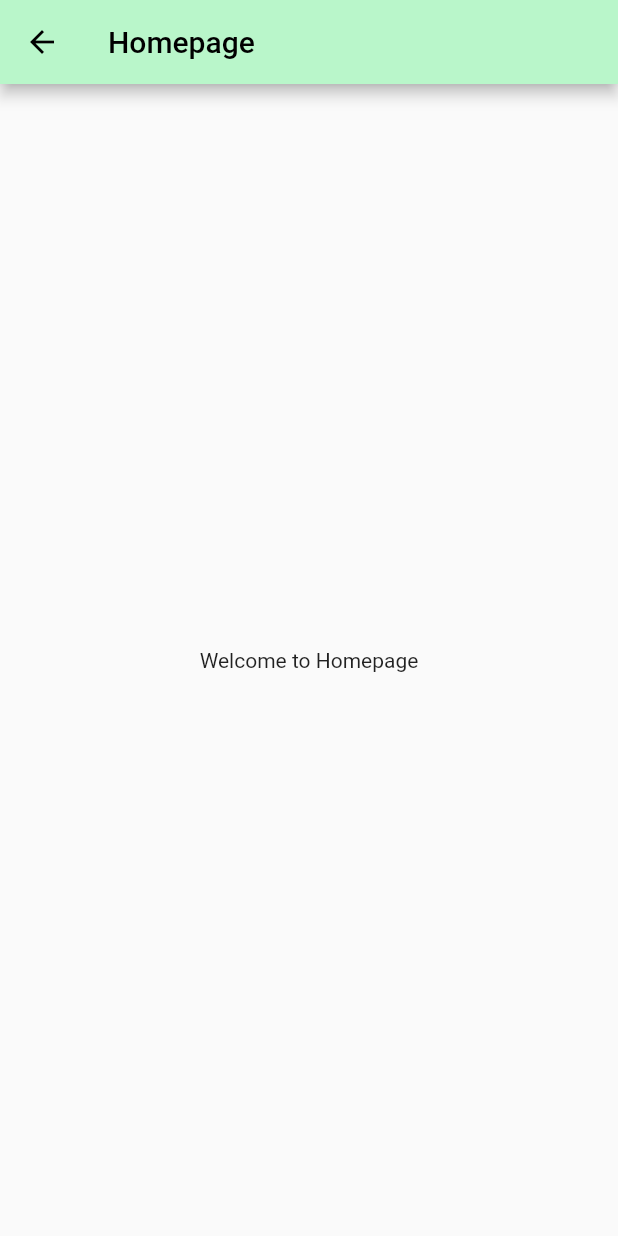
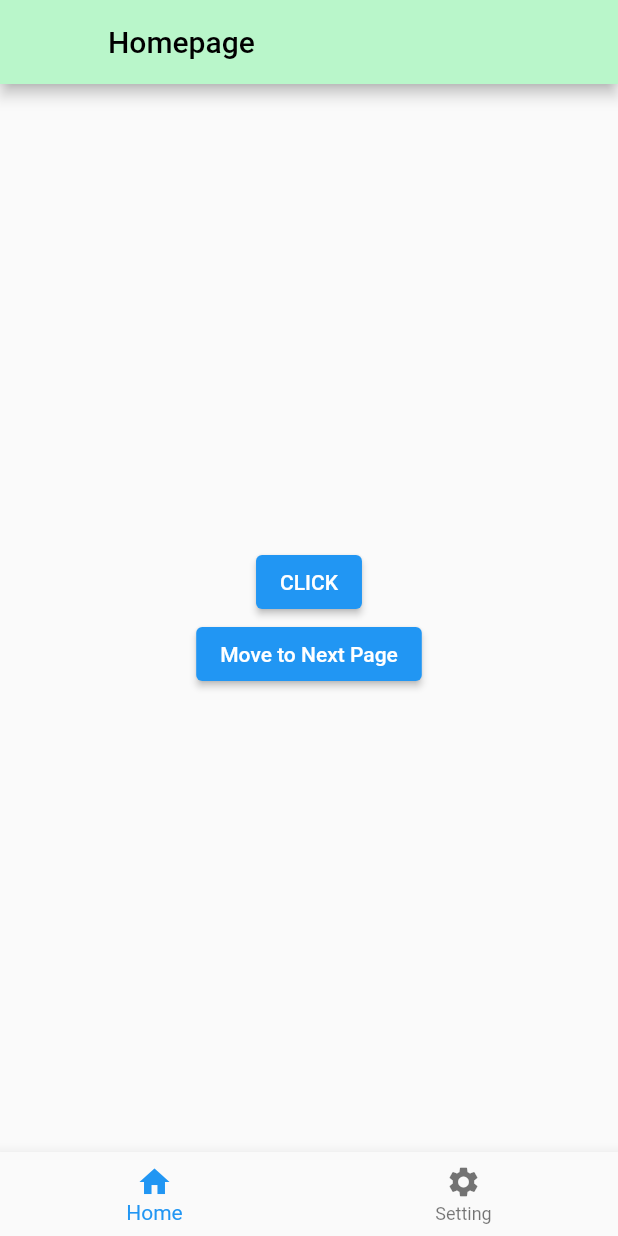
Before and after one commit to bernardrealino/flutter_base_project_template, a Flutter app: the screen it shows after launch, after a tap on "Skip", after a tap on "Done", on a phone screen of 412 x 824 dp. Run offline on Flutter 3.47's test engine with Material 2 defaults, Android fonts, the phone set to English and light mode, and no system bars; our stand-ins replace lottie, smooth_page_indicator; network calls fail.

Commit message:
Added Pages

```diff
--- a/lib/home_page.dart
+++ b/lib/home_page.dart
@@ -1,18 +1,91 @@
 import 'package:flutter/material.dart';
+import './setting_page.dart';
 
-class HomePage extends StatelessWidget {
+class HomePage extends StatefulWidget {
   const HomePage({super.key});
 
+  @override
+  State<HomePage> createState() => _HomePageState();
+}
+
+class _HomePageState extends State<HomePage> {
+  int currentIndex = 0;
+  bool _isClicked = true;
+  String buttonName = "CLICK";
   @override
   Widget build(BuildContext context) {
     return Scaffold(
       appBar: AppBar(
         backgroundColor: Colors.greenAccent[100],
         foregroundColor: Colors.black,
+        iconTheme: IconThemeData(color: Colors.greenAccent[100]),
         title: Text("Homepage"),
       ),
       body: Center(
-        child: Text("Welcome to Homepage"),
+          child: currentIndex == 0
+              ? Container(
+                  width: double.infinity,
+                  height: double.infinity,
+                  child: Column(
+                    mainAxisAlignment: MainAxisAlignment.center,
+                    crossAxisAlignment: CrossAxisAlignment.center,
+                    children: [
+                      ElevatedButton(
+                          style: ElevatedButton.styleFrom(
+                              // onPrimary: Colors.red,
+                              // primary: Colors.amber,
+                              ),
+                          onPressed: () {
+                            setState(() {
+                              buttonName = "Clicked";
+                            });
+                          },
+                          child: Text(buttonName)),
+                      ElevatedButton(
+                          onPressed: () {
+                            Navigator.of(context).push(
+                              MaterialPageRoute(
+                                builder: (BuildContext context) =>
+                                    const SettingPage(),
+                              ),
+                            );
+                          },
+                          child: Text("Move to Next Page")),
+                    ],
+                  ),
+                )
+              : GestureDetector(
+                  onTap: () {
+                    setState(() {
+                      _isClicked = !_isClicked;
+                    });
+                  },
+                  child: _isClicked
+                      ? Image.asset('images/Background.jpeg')
+                      : Image.network(
+                          "https://imgv3.fotor.com/images/blog-cover-image/part-blurry-image.jpg"),
+                )),
+      bottomNavigationBar: BottomNavigationBar(
+        items: const [
+          BottomNavigationBarItem(
+            label: "Home",
+            icon: Icon(
+              Icons.home,
+            ),
+          ),
+          BottomNavigationBarItem(
+            label: "Setting",
+            icon: Icon(
+              Icons.settings,
+            ),
+          ),
+        ],
+        currentIndex: currentIndex,
+        onTap: (int index) {
+          setState(() {
+            currentIndex = index;
+          });
+        },
       ),
     );
   }
--- a/lib/main.dart
+++ b/lib/main.dart
@@ -2,7 +2,7 @@ import 'package:flutter/material.dart';
 import 'splashscreen.dart';
 
 void main() {
-  runApp(const MyApp());
+  runApp(MyApp());
 }
 
 class MyApp extends StatelessWidget {
@@ -11,7 +11,7 @@ class MyApp extends StatelessWidget {
   // This widget is the root of your application.
   @override
   Widget build(BuildContext context) {
-    return const MaterialApp(
+    return MaterialApp(
       home: SplashScreen(),
     );
   }
```
Also changed, not shown: lib/setting_page.dart (added, +19 -0 lines).
